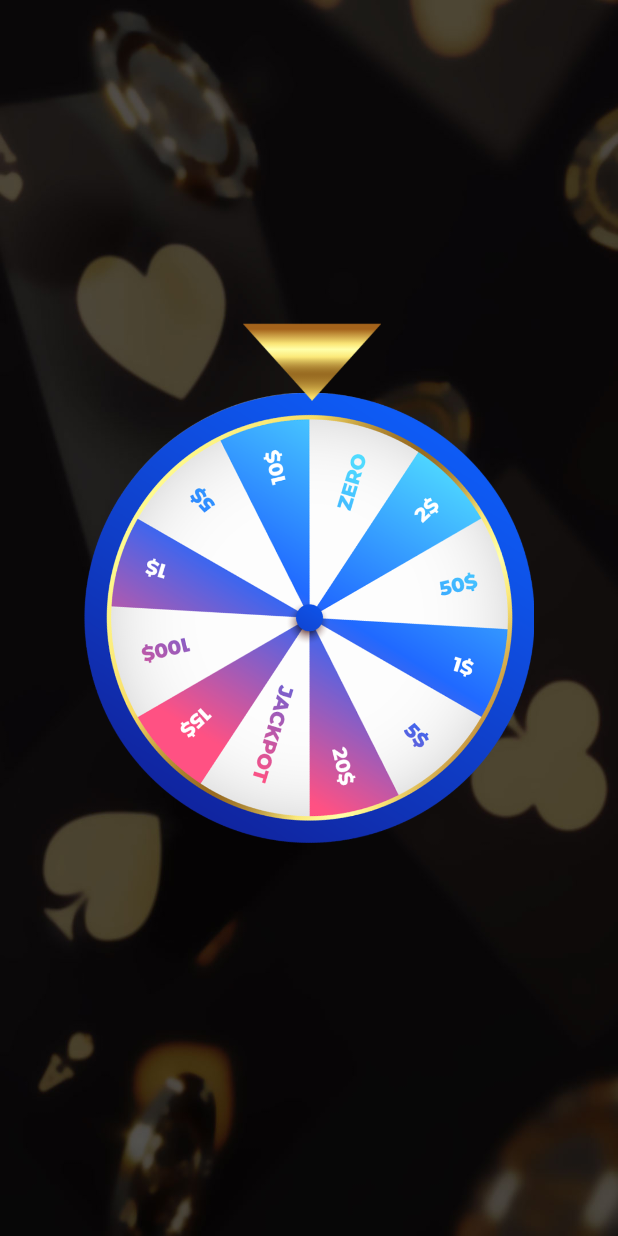
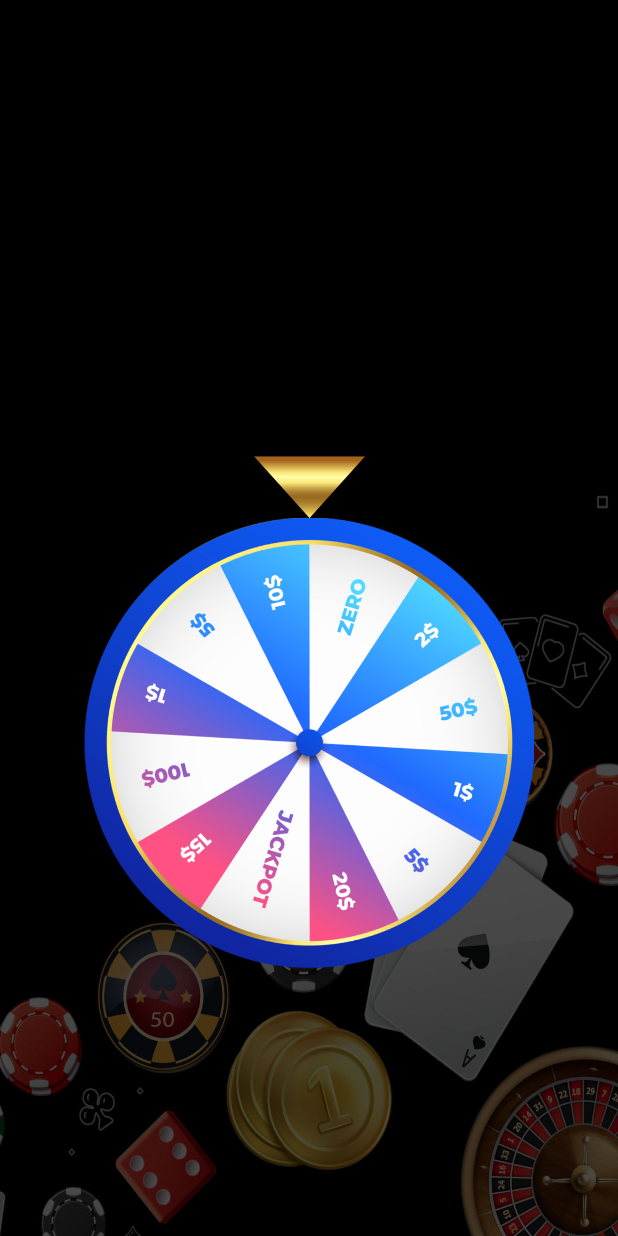
Before and after one commit to lewycaron/DM_jogo, an Android app: the RoletaActivity screen opened directly, with no data from a screen before it, after a tap on "TODO", on a phone screen of 412 x 824 dp. Run offline under Robolectric (Android 15) with nearby library versions, the phone set to English and light mode, and no system bars.

Commit message:
TRABALHO PRONTO, VAMOOOOOOOOOOO

```diff
--- /dev/null
+++ b/app/src/main/java/br/com/up/garrafa/Model/RoletaModel.java
@@ -0,0 +1,16 @@
+package br.com.up.garrafa.Model;
+
+public class RoletaModel {
+    private String premiacao;
+
+    public RoletaModel(String premiacao){
+        this.premiacao = premiacao;
+    }
+    public String getPremiacao() {
+        return premiacao;
+    }
+
+    public void setPremiacao(String premiacao) {
+        this.premiacao = premiacao;
+    }
+}
--- a/app/src/main/java/br/com/up/garrafa/RoletaActivity.java
+++ b/app/src/main/java/br/com/up/garrafa/RoletaActivity.java
@@ -1,31 +1,37 @@
 package br.com.up.garrafa;
 
 import androidx.appcompat.app.AppCompatActivity;
+import androidx.recyclerview.widget.LinearLayoutManager;
+import androidx.recyclerview.widget.RecyclerView;
 
 import android.os.Bundle;
+import android.os.Handler;
 import android.view.animation.Animation;
 import android.view.animation.RotateAnimation;
 import android.widget.ImageView;
 
+import java.util.ArrayList;
+import java.util.List;
 import java.util.Random;
 
-public class RoletaActivity extends AppCompatActivity {
+import br.com.up.garrafa.Adapter.RoletaAdapter;
+import br.com.up.garrafa.Model.RoletaModel;
 
-
+public class RoletaActivity extends AppCompatActivity{
     private ImageView roleta;
     private Random random = new Random();
+    private RecyclerView recycleView;
+    private List<RoletaModel> listaRoleta = new ArrayList<>();
 
     @Override
     protected void onCreate(Bundle savedInstanceState) {
         super.onCreate(savedInstanceState);
         setContentView(R.layout.activity_roleta);
 
-
         roleta = findViewById(R.id.idRoleta);
         roleta.setOnClickListener(view -> {
             startRoleta();
         });
-
     }
 
     public void startRoleta() {
@@ -42,33 +48,52 @@ public class RoletaActivity extends AppCompatActivity {
         rodarRoletaAnimation.setDuration(2500);
         rodarRoletaAnimation.setFillAfter(true);
 
+        roleta.startAnimation(rodarRoletaAnimation);
         calculaAnguloRoleta(direcao, anguloRoleta);
+        final Handler handler = new Handler();
+        handler.postDelayed(() -> {
+            createRecycleView();
+        }, 2500);
 
-        roleta.startAnimation(rodarRoletaAnimation);
     }
 
-    public void traduzValores(double anguloRoleta) {
+    public void createRecycleView(){
+        recycleView = findViewById(R.id.recycleViewRoleta);
+        RecyclerView.LayoutManager layoutManager = new LinearLayoutManager(getApplicationContext());
+        recycleView.setLayoutManager(layoutManager);
+        recycleView.setHasFixedSize(true);
+        RoletaAdapter adapter = new RoletaAdapter(listaRoleta);
+        recycleView.setAdapter(adapter);
+    }
+
+    public void traduzValores(double anguloRoleta){
+
         String valorRoleta = "";
-        if(anguloRoleta >= 0 && anguloRoleta < 27){valorRoleta = "10";}
-        if(anguloRoleta >= 27 && anguloRoleta < 61){valorRoleta = "5";}
-        if(anguloRoleta >= 61 && anguloRoleta < 88){valorRoleta = "1";}
-        if(anguloRoleta >= 88 && anguloRoleta < 121){valorRoleta = "100";}
-        if(anguloRoleta >= 121 && anguloRoleta < 147){valorRoleta = "15";}
+        if(anguloRoleta >= 0 && anguloRoleta < 27){valorRoleta = "R$10";}
+        if(anguloRoleta >= 27 && anguloRoleta < 61){valorRoleta = "R$5";}
+        if(anguloRoleta >= 61 && anguloRoleta < 88){valorRoleta = "R$1";}
+        if(anguloRoleta >= 88 && anguloRoleta < 121){valorRoleta = "R$100";}
+        if(anguloRoleta >= 121 && anguloRoleta < 147){valorRoleta = "R$15";}
         if(anguloRoleta >= 147 && anguloRoleta < 180){valorRoleta = "JACKPOT";}
-        if(anguloRoleta >= 180 && anguloRoleta < 207){valorRoleta = "20";}
-        if(anguloRoleta >= 207 && anguloRoleta < 239){valorRoleta = "5";}
-        if(anguloRoleta >= 239 && anguloRoleta < 266){valorRoleta = "1";}
-        if(anguloRoleta >= 266 && anguloRoleta < 299){valorRoleta = "50";}
-        if(anguloRoleta >= 299 && anguloRoleta < 326){valorRoleta = "2";}
+        if(anguloRoleta >= 180 && anguloRoleta < 207){valorRoleta = "R$20";}
+        if(anguloRoleta >= 207 && anguloRoleta < 239){valorRoleta = "R$5";}
+        if(anguloRoleta >= 239 && anguloRoleta < 266){valorRoleta = "R$1";}
+        if(anguloRoleta >= 266 && anguloRoleta < 299){valorRoleta = "R$50";}
+        if(anguloRoleta >= 299 && anguloRoleta < 326){valorRoleta = "R$2";}
         if(anguloRoleta >= 326 && anguloRoleta < 360){valorRoleta = "Zero";}
+        criarPremiacao(valorRoleta);
     }
 
     public void calculaAnguloRoleta(double direcao, int anguloRoleta){
         double numeroVoltasRoleta =  direcao / anguloRoleta;
         double sobraVoltas = numeroVoltasRoleta - (int)(numeroVoltasRoleta);
         double anguloReal = sobraVoltas * anguloRoleta;
+        traduzValores(anguloReal);
+    }
 
-        traduzValores(anguloReal);
+    public void criarPremiacao(String premiacao){
+        RoletaModel roleta = new RoletaModel(premiacao);
+        listaRoleta.add(roleta);
     }
 
 //    angulo > 326 && angulo < 360 =  "Zero"
--- a/app/src/main/res/layout/activity_roleta.xml
+++ b/app/src/main/res/layout/activity_roleta.xml
@@ -1,21 +1,12 @@
 <?xml version="1.0" encoding="utf-8"?>
-<RelativeLayout xmlns:android="http://schemas.android.com/apk/res/android"
+<androidx.constraintlayout.widget.ConstraintLayout xmlns:android="http://schemas.android.com/apk/res/android"
     xmlns:app="http://schemas.android.com/apk/res-auto"
     xmlns:tools="http://schemas.android.com/tools"
 
     android:layout_width="match_parent"
     android:layout_height="match_parent"
-    android:background="@drawable/fundo"
+    android:background="@drawable/fundo3"
     tools:context=".RoletaActivity">
-
-    <ImageView
-        android:id="@+id/idRoleta"
-        android:layout_width="300dp"
-        android:layout_height="300dp"
-
-        android:layout_centerInParent="true"
-        android:contentDescription="@string/todo"
-        android:src="@drawable/roleta" />
 
     <ImageView
         android:id="@+id/ponteiro"
@@ -28,15 +19,33 @@
         android:layout_alignParentTop="true"
         android:layout_alignParentEnd="true"
         android:layout_centerHorizontal="true"
-        android:layout_marginStart="162dp"
-        android:layout_marginTop="185dp"
-        android:layout_marginEnd="158dp"
-        android:layout_marginBottom="-35dp"
+        android:layout_marginTop="64dp"
         android:contentDescription="@string/todo"
+        app:layout_constraintEnd_toEndOf="parent"
+        app:layout_constraintStart_toStartOf="parent"
+        app:layout_constraintTop_toBottomOf="@+id/recycleViewRoleta"
         app:srcCompat="@drawable/ponteiro" />
 
     <androidx.recyclerview.widget.RecyclerView
-        android:layout_width="match_parent"
-        android:layout_height="wrap_content" />
+        android:id="@+id/recycleViewRoleta"
+        android:layout_width="415dp"
+        android:layout_height="200dp"
+        android:layout_marginTop="40dp"
+        app:layout_constraintEnd_toEndOf="parent"
+        app:layout_constraintStart_toStartOf="parent"
+        app:layout_constraintTop_toTopOf="parent" />
 
-</RelativeLayout>
+    <ImageView
+        android:id="@+id/idRoleta"
+        android:layout_width="300dp"
+        android:layout_height="300dp"
+
+        android:layout_centerInParent="true"
+        android:clickable="true"
+        android:contentDescription="@string/todo"
+        android:src="@drawable/roleta"
+        app:layout_constraintEnd_toEndOf="parent"
+        app:layout_constraintStart_toStartOf="parent"
+        app:layout_constraintTop_toBottomOf="@+id/ponteiro" />
+
+</androidx.constraintlayout.widget.ConstraintLayout>
```
Also changed, not shown: app/src/main/java/br/com/up/garrafa/Adapter/RoletaAdapter.java (added, +50 -0 lines), app/src/main/res/drawable/rounded_corner.xml (added, +13 -0 lines), app/src/main/res/layout/activity_main.xml (+15 -34 lines), app/src/main/res/layout/adapter_lista.xml (added, +29 -0 lines), app/src/main/res/drawable-v24/fundo.jpg, app/src/main/res/drawable-v24/fundo2.jpg (added), app/src/main/res/drawable-v24/fundo3.jpg (added).
